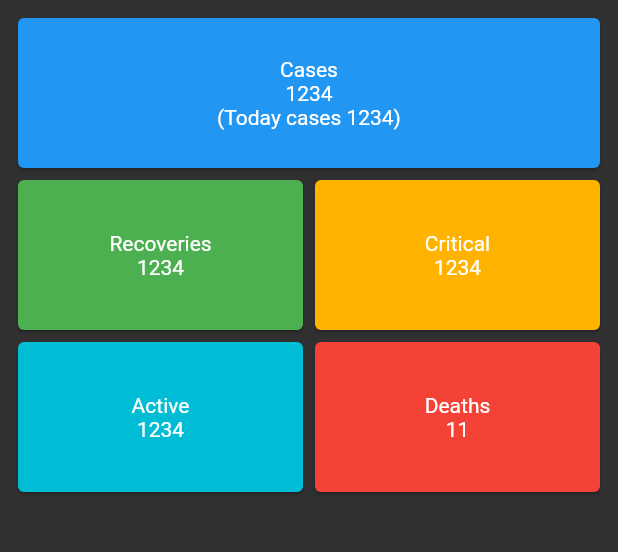
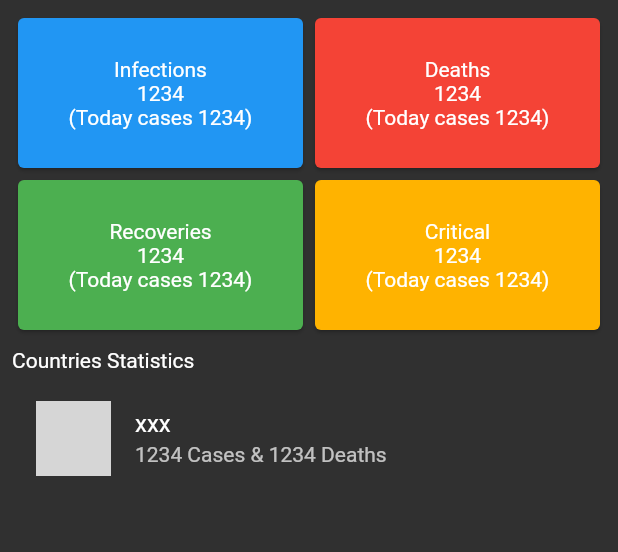
Before and after one commit to anoochit/flutter-covid19-dashboard, a Flutter app: the screen it shows after launch, on a phone screen of 412 x 824 dp, the part 84-636 px from its top. Run offline on Flutter 3.47's test engine with Material 2 defaults, Android fonts, the light colour scheme and no system bars; network calls fail; grey boxes are pictures that could not be loaded.

Commit message:
add country code, fetch stats by country, overall and overall countris, update card widgets

```diff
--- a/lib/page/home.dart
+++ b/lib/page/home.dart
@@ -1,7 +1,9 @@
 import 'dart:developer';
 
 import 'package:covid19_dashboard/model/corona_model.dart';
+import 'package:covid19_dashboard/page/country.dart';
 import 'package:covid19_dashboard/service/corona_service.dart';
+import 'package:covid19_dashboard/utils/utils.dart';
 import 'package:flutter/material.dart';
 
 class HomePage extends StatefulWidget {
@@ -12,15 +14,26 @@ class HomePage extends StatefulWidget {
 }
 
 class _HomePageState extends State<HomePage> {
-  Future<CountryStats> countryStats;
+  Future<OverallStats> overallStats;
 
   @override
   void initState() {
     // TODO: implement initState
     super.initState();
-    countryStats = fetchCountryStatistic();
-    countryStats.then((stats) {
+
+    // overall stats
+    overallStats = fetchOverallStats();
+    overallStats.then((stats) {
       log(stats.cases.toString());
+    });
+
+    // country stats
+    Future<List<CountryStats>> overallCountryStats;
+    overallCountryStats = fetchOverallCountryStats();
+    overallCountryStats.then((stats) {
+      stats.forEach((item) {
+        log(item.country);
+      });
     });
   }
 
@@ -33,30 +46,39 @@ class _HomePageState extends State<HomePage> {
       ),
       body: SafeArea(
         minimum: EdgeInsets.all(8),
-          child: SingleChildScrollView(
         child: Column(
           children: <Widget>[
-                // Row 1 cases
-                Row(
+            // wrap overall statistic
+            Wrap(
               children: <Widget>[
                 Card(
                     color: Colors.blue,
                     child: Container(
-                            width: (MediaQuery.of(context).size.width - 24),
+                        width: (MediaQuery.of(context).size.width * 0.5) - 16,
                         height: 100,
                         child: Column(
                           crossAxisAlignment: CrossAxisAlignment.center,
                           mainAxisAlignment: MainAxisAlignment.center,
                           children: <Widget>[
-                                Text("Cases"),
+                            Text("Infections"),
                             Text("1234"),
                             Text("(Today cases 1234)")
                           ],
                         ))),
+                Card(
+                    color: Colors.red,
+                    child: Container(
+                        width: (MediaQuery.of(context).size.width * 0.5) - 16,
+                        height: 100,
+                        child: Column(
+                          crossAxisAlignment: CrossAxisAlignment.center,
+                          mainAxisAlignment: MainAxisAlignment.center,
+                          children: <Widget>[
+                            Text("Deaths"),
+                            Text("1234"),
+                            Text("(Today cases 1234)")
                           ],
-                ),
-                // Row 2
-                Row(children: <Widget>[
+                        ))),
                 Card(
                     color: Colors.green,
                     child: Container(
@@ -68,6 +90,7 @@ class _HomePageState extends State<HomePage> {
                           children: <Widget>[
                             Text("Recoveries"),
                             Text("1234"),
+                            Text("(Today cases 1234)")
                           ],
                         ))),
                 Card(
@@ -81,41 +104,45 @@ class _HomePageState extends State<HomePage> {
                           children: <Widget>[
                             Text("Critical"),
                             Text("1234"),
+                            Text("(Today cases 1234)")
                           ],
                         ))),
-                ]),
-                // Row 3
-                Row(children: <Widget>[
-                  Card(
-                      color: Colors.cyan,
-                      child: Container(
-                          width: (MediaQuery.of(context).size.width * 0.5) - 16,
-                          height: 100,
-                          child: Column(
-                            crossAxisAlignment: CrossAxisAlignment.center,
-                            mainAxisAlignment: MainAxisAlignment.center,
-                            children: <Widget>[
-                              Text("Active"),
-                              Text("1234"),
-                            ],
-                          ))),
-                  Card(
-                      color: Colors.red,
-                      child: Container(
-                          width: (MediaQuery.of(context).size.width * 0.5) - 16,
-                          height: 100,
-                          child: Column(
-                            crossAxisAlignment: CrossAxisAlignment.center,
-                            mainAxisAlignment: MainAxisAlignment.center,
-                            children: <Widget>[
-                              Text("Deaths"),
-                              Text("11"),
-                            ],
-                          ))),
-                ])
               ],
             ),
-          )),
+            // title countries statistics
+            Container(
+                alignment: Alignment.centerLeft,
+                padding: EdgeInsets.symmetric(vertical: 8.0),
+                child: Text("Countries Statistics")),
+            // list view for country statistics
+            Expanded(
+              child: ListView.builder(
+                itemCount: 1,
+                itemBuilder: (BuildContext context, int index) {
+                  return ListTile(
+                      leading: Image.asset(
+                        'icons/flags/png/th.png',
+                        package: 'country_icons',
+                        width: 50,
+                      ),
+                      title: Text("xxx"),
+                      subtitle: Row(
+                        children: <Widget>[
+                          Text("1234" + " Cases"),
+                          Text(" & "),
+                          Text("1234" + " Deaths")
+                        ],
+                      ),
+                      onTap: () {
+                        Navigator.push(
+                            context, ScaleRoute(page: CountryPage()));
+                      });
+                },
+              ),
+            ),
+          ],
+        ),
+      ),
     );
   }
 }
--- /dev/null
+++ b/lib/utils/utils.dart
@@ -0,0 +1,32 @@
+import 'package:flutter/material.dart';
+
+class ScaleRoute extends PageRouteBuilder {
+  final Widget page;
+  ScaleRoute({this.page})
+      : super(
+          pageBuilder: (
+            BuildContext context,
+            Animation<double> animation,
+            Animation<double> secondaryAnimation,
+          ) =>
+              page,
+          transitionsBuilder: (
+            BuildContext context,
+            Animation<double> animation,
+            Animation<double> secondaryAnimation,
+            Widget child,
+          ) =>
+              ScaleTransition(
+            scale: Tween<double>(
+              begin: 0.0,
+              end: 1.0,
+            ).animate(
+              CurvedAnimation(
+                parent: animation,
+                curve: Curves.fastOutSlowIn,
+              ),
+            ),
+            child: child,
+          ),
+        );
+}
```
Also changed, not shown: lib/model/corona_model.dart (+281 -4 lines), lib/page/country.dart (added, +134 -0 lines), lib/service/corona_service.dart (+35 -4 lines), lib/widget/stats_widget.dart (+24 -0 lines). Lines whose indentation alone changed are shown as unchanged.
